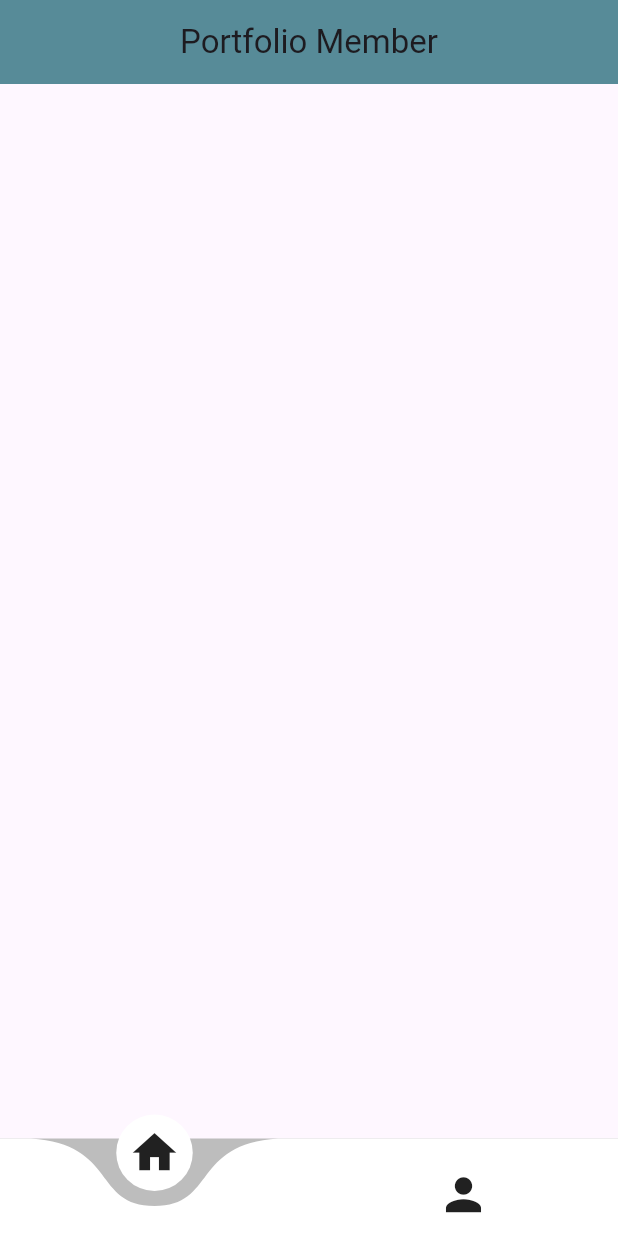
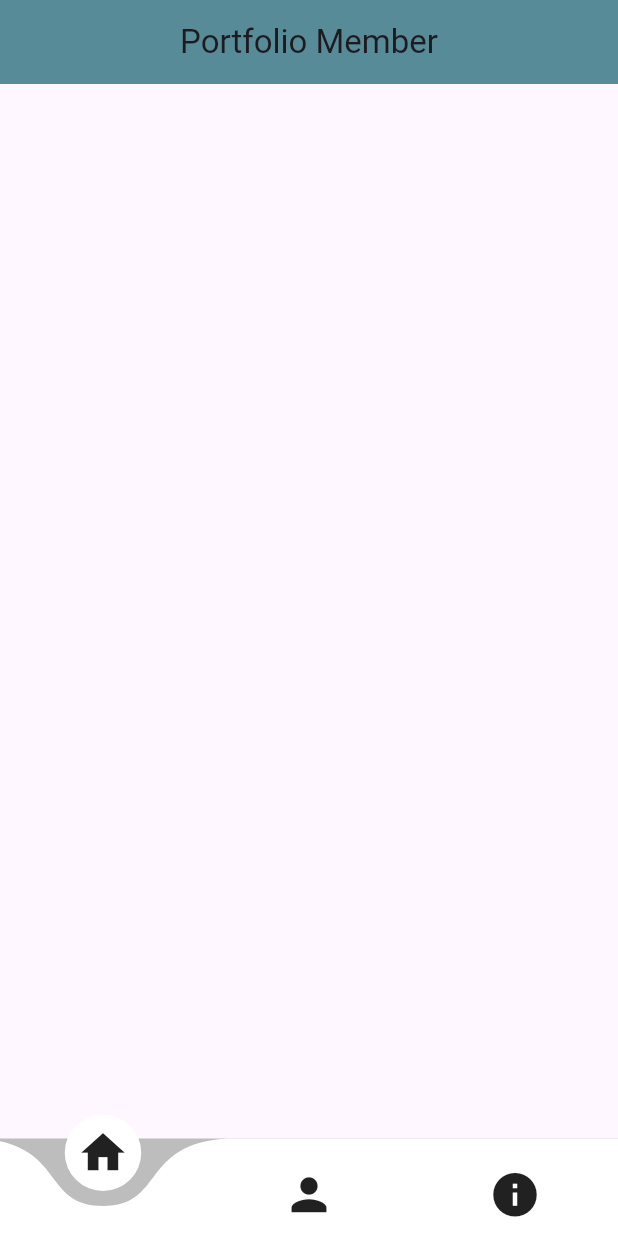
Before and after one commit to PWira/Mandiri_PPB, a Flutter app: the screen it shows after launch, swiped to page 2, on a phone screen of 412 x 824 dp. Run offline on Flutter 3.47's test engine with Material 3 defaults, Android fonts, the phone set to English and light mode, and no system bars; drawn by our look-alikes of curved_navigation_bar; our stand-ins replace flutter_native_splash.

Commit message:
add 1 main page

```diff
--- a/lib/menu/pagedraw.dart
+++ b/lib/menu/pagedraw.dart
@@ -39,6 +39,11 @@ class PageDraw extends StatelessWidget {
             size: 35,
             color: Colors.grey.shade900,
           ),
+          Icon(
+            Icons.info,
+            size: 35,
+            color: Colors.grey.shade900,
+          ),
         ],
         onTap: (index) {
           _pageController.animateToPage(index,
```
